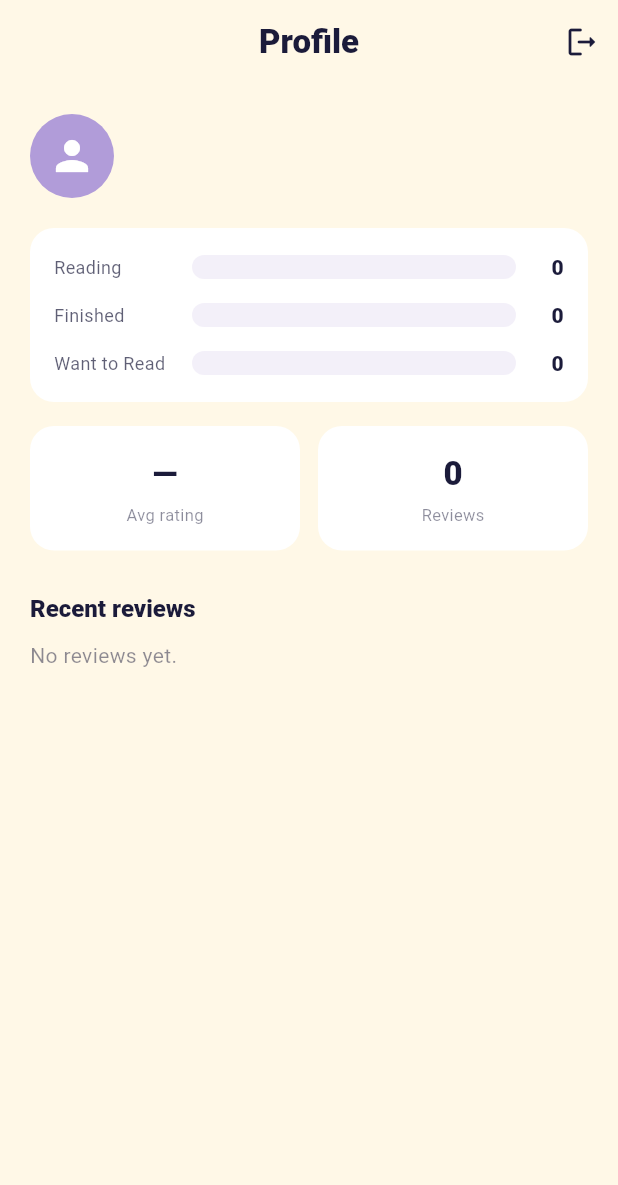
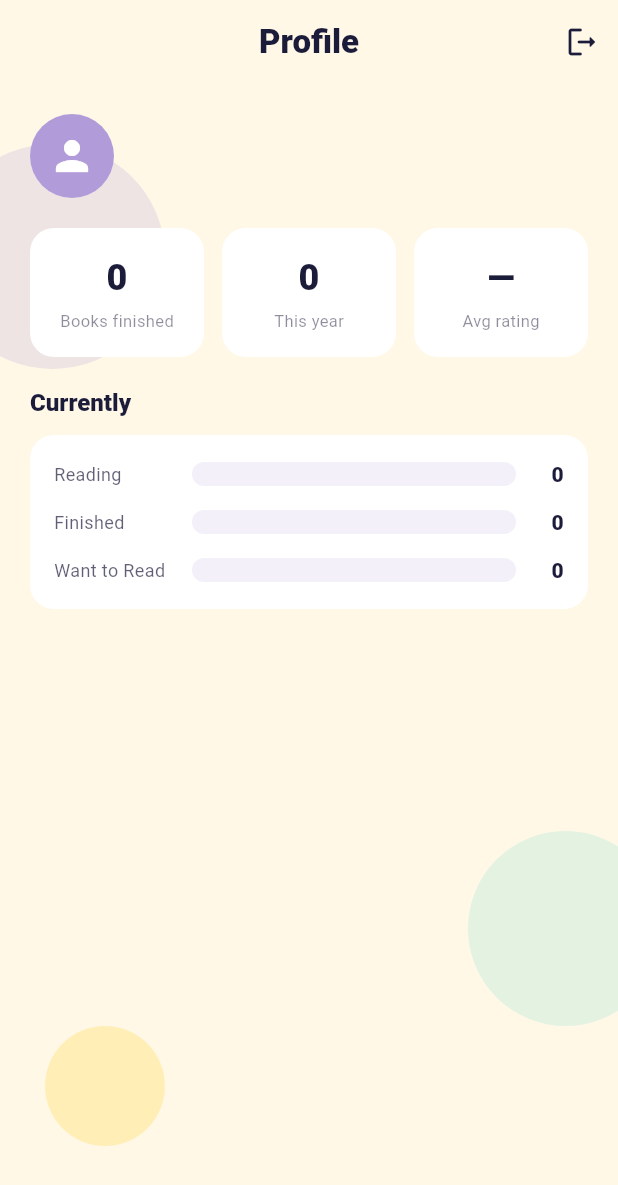
Before and after one commit to NetKanet/myshelf, a Flutter app: the ProfileScreen screen opened directly, on a phone screen of 412 x 824 dp. Shown: the top 1185 px of the screen. Run offline on Flutter 3.47's test engine with Material 3 defaults, Android fonts, the phone set to English and light mode, and no system bars; our stand-ins replace cached_network_image, fl_chart, flutter_riverpod, flutter_svg, go_router, google_sign_in and 1 more; missing offline and left inert: mobile_scanner; accounts and stored records are empty.

Commit message:
feat(v2): UI polish — gradient covers, bubbles, rating-anywhere, dashboard
Addresses a batch of UI feedback:
- Gradient book covers (5-color set) + decorative background bubbles
  (DecoBackground) on auth/shelf/detail/profile
- Book detail: rating moved next to the cover; rating + review now editable
  for ANY status (was finished-only); spec FR-022/023 + scenarios revised
- Shelf: status badge back on every card; year/status sections show a count
- Profile: remove Recent reviews; add headline numbers (finished / this year
  / avg); 'Currently' status bars; bar charts now show value labels (numbers)

flutter analyze: 0 issues. Tests: 16 passing. Verified on simulator.

Co-Authored-By: Claude Opus 4.8 <noreply@anthropic.com>

```diff
--- /dev/null
+++ b/app/lib/core/widgets/deco_background.dart
@@ -0,0 +1,89 @@
+import 'package:flutter/material.dart';
+
+import '../theme/app_theme.dart';
+
+/// Decorative translucent circles behind screen content (design mockup look).
+/// Wrap a screen body: `DecoBackground(child: ...)`.
+class DecoBackground extends StatelessWidget {
+  final Widget child;
+  const DecoBackground({super.key, required this.child});
+
+  @override
+  Widget build(BuildContext context) {
+    return Stack(
+      children: [
+        Positioned.fill(
+          child: IgnorePointer(
+            child: Stack(
+              children: const [
+                _Bubble(
+                    top: 40,
+                    left: -40,
+                    size: 150,
+                    color: AppColors.lavender,
+                    opacity: 0.22),
+                _Bubble(
+                    top: 120,
+                    right: 30,
+                    size: 60,
+                    color: AppColors.coral,
+                    opacity: 0.18),
+                _Bubble(
+                    bottom: 140,
+                    right: -30,
+                    size: 130,
+                    color: AppColors.mint,
+                    opacity: 0.15),
+                _Bubble(
+                    bottom: 60,
+                    left: 30,
+                    size: 80,
+                    color: AppColors.yellow,
+                    opacity: 0.28),
+              ],
+            ),
+          ),
+        ),
+        child,
+      ],
+    );
+  }
+}
+
+class _Bubble extends StatelessWidget {
+  final double? top;
+  final double? left;
+  final double? right;
+  final double? bottom;
+  final double size;
+  final Color color;
+  final double opacity;
+
+  const _Bubble({
+    this.top,
+    this.left,
+    this.right,
+    this.bottom,
+    required this.size,
+    required this.color,
+    required this.opacity,
+  });
+
+  @override
+  Widget build(BuildContext context) {
+    return Positioned(
+      top: top,
+      left: left,
+      right: right,
+      bottom: bottom,
+      child: Container(
+        width: size,
+        height: size,
+        decoration: BoxDecoration(
+          color: color.withValues(alpha: opacity),
+          shape: BoxShape.circle,
+        ),
+      ),
+    );
+  }
+}
--- a/app/lib/features/auth/auth_screen.dart
+++ b/app/lib/features/auth/auth_screen.dart
@@ -3,6 +3,7 @@ import 'package:flutter/material.dart';
 import 'package:flutter_riverpod/flutter_riverpod.dart';
 
 import '../../core/theme/app_theme.dart';
+import '../../core/widgets/deco_background.dart';
 import 'auth_provider.dart';
 import 'widgets/google_logo.dart';
 
@@ -16,7 +17,8 @@ class AuthScreen extends ConsumerWidget {
     final error = state.hasError ? state.error.toString() : null;
 
     return Scaffold(
-      body: SafeArea(
+      body: DecoBackground(
+        child: SafeArea(
         child: Padding(
           padding: const EdgeInsets.symmetric(horizontal: 32),
           child: Column(
@@ -88,6 +90,7 @@ class AuthScreen extends ConsumerWidget {
           ),
         ),
       ),
+      ),
     );
   }
 }
--- a/app/lib/features/profile/profile_screen.dart
+++ b/app/lib/features/profile/profile_screen.dart
@@ -1,9 +1,9 @@
 import 'package:fl_chart/fl_chart.dart';
 import 'package:flutter/material.dart';
 import 'package:flutter_riverpod/flutter_riverpod.dart';
-import 'package:go_router/go_router.dart';
 
 import '../../core/theme/app_theme.dart';
+import '../../core/widgets/deco_background.dart';
 import '../auth/auth_provider.dart';
 import 'profile_provider.dart';
 
@@ -29,94 +29,72 @@ class ProfileScreen extends ConsumerWidget {
           ),
         ],
       ),
-      body: statsAsync.when(
+      body: DecoBackground(
+        child: statsAsync.when(
           loading: () => const Center(child: CircularProgressIndicator()),
           error: (e, _) => Center(child: Text('Error: $e')),
-        data: (s) => ListView(
+          data: (s) {
+            final thisYear = s.finishedByYear
+                .where((e) => e.key == DateTime.now().year)
+                .fold<int>(0, (a, e) => a + e.value);
+            return ListView(
               padding: const EdgeInsets.all(20),
               children: [
                 _Header(name: name, email: user?.email),
                 const SizedBox(height: 20),
-            _StatusBreakdown(s: s),
-            const SizedBox(height: 16),
+                // Headline numbers (reading progress at a glance).
                 Row(
                   children: [
                     Expanded(
                         child: _MiniMetric(
-                    label: 'Avg rating',
-                    child: s.avgRating == null
-                        ? const Text('—',
-                            style: TextStyle(
-                                fontSize: 22,
-                                fontWeight: FontWeight.w800,
-                                color: AppColors.navy))
-                        : _StarsValue(value: s.avgRating!),
-                  ),
-                ),
+                            label: 'Books finished',
+                            child: _BigNumber('${s.finished}'))),
                     const SizedBox(width: 12),
                     Expanded(
                         child: _MiniMetric(
-                    label: 'Reviews',
-                    child: Text('${s.reviewed}',
-                        style: const TextStyle(
-                            fontSize: 22,
-                            fontWeight: FontWeight.w800,
-                            color: AppColors.navy)),
+                            label: 'This year',
+                            child: _BigNumber('$thisYear'))),
+                    const SizedBox(width: 12),
+                    Expanded(
+                      child: _MiniMetric(
+                        label: 'Avg rating',
+                        child: s.avgRating == null
+                            ? _BigNumber('—')
+                            : _BigNumber(s.avgRating!.toStringAsFixed(1)),
                       ),
                     ),
                   ],
                 ),
+                const SizedBox(height: 20),
+                _SectionTitle('Currently'),
+                const SizedBox(height: 12),
+                _StatusBreakdown(s: s),
+                if (s.finished > 0) ...[
                   const SizedBox(height: 24),
-            if (s.finished > 0) ...[
                   _SectionTitle('Finished in ${s.monthlyYear}'),
                   const SizedBox(height: 12),
                   _ChartCard(
                     child: SizedBox(
-                  height: 160,
+                      height: 170,
                       child: _MonthlyChart(months: s.finishedByMonth),
                     ),
                   ),
+                  if (s.finishedByYear.length > 1) ...[
                     const SizedBox(height: 20),
-              if (s.finishedByYear.length > 1) ...[
                     _SectionTitle('Finished per year'),
                     const SizedBox(height: 12),
                     _ChartCard(
                       child: SizedBox(
-                    height: 160,
+                        height: 170,
                         child: _YearlyChart(data: s.finishedByYear),
                       ),
                     ),
-                const SizedBox(height: 20),
                   ],
                 ],
-            const SizedBox(height: 4),
-            _SectionTitle('Recent reviews'),
-            const SizedBox(height: 12),
-            if (s.recentReviews.isEmpty)
-              Text('No reviews yet.',
-                  style:
-                      TextStyle(color: AppColors.navy.withValues(alpha: 0.5)))
-            else
-              ...s.recentReviews.map((ub) => Card(
-                    color: Colors.white,
-                    elevation: 0,
-                    shape: RoundedRectangleBorder(
-                        borderRadius: BorderRadius.circular(12)),
-                    margin: const EdgeInsets.only(bottom: 8),
-                    child: ListTile(
-                      onTap: () => context.push('/book/${ub.id}'),
-                      title: Text(ub.book?.title ?? 'Unknown',
-                          style:
-                              const TextStyle(fontWeight: FontWeight.w700)),
-                      subtitle: Text(ub.review ?? '',
-                          maxLines: 2, overflow: TextOverflow.ellipsis),
-                      trailing: ub.rating != null
-                          ? Text('${ub.rating}★',
-                              style: const TextStyle(color: AppColors.navy))
-                          : null,
-                    ),
-                  )),
+                const SizedBox(height: 24),
               ],
+            );
+          },
         ),
       ),
     );
@@ -278,30 +256,15 @@ class _MiniMetric extends StatelessWidget {
   }
 }
 
-class _StarsValue extends StatelessWidget {
-  final double value;
-  const _StarsValue({required this.value});
+class _BigNumber extends StatelessWidget {
+  final String value;
+  const _BigNumber(this.value);
 
   @override
   Widget build(BuildContext context) {
-    return Row(
-      mainAxisAlignment: MainAxisAlignment.center,
-      children: [
-        ...List.generate(5, (i) {
-          final pos = i + 1;
-          final icon = value >= pos
-              ? Icons.star_rounded
-              : value >= pos - 0.5
-                  ? Icons.star_half_rounded
-                  : Icons.star_outline_rounded;
-          return Icon(icon, size: 16, color: AppColors.yellow);
-        }),
-        const SizedBox(width: 6),
-        Text(value.toStringAsFixed(1),
+    return Text(value,
         style: const TextStyle(
-                fontWeight: FontWeight.w800, color: AppColors.navy)),
-      ],
-    );
+            fontSize: 24, fontWeight: FontWeight.w800, color: AppColors.navy));
   }
 }
 
@@ -326,6 +289,25 @@ const _monthLabels = [
   'J', 'F', 'M', 'A', 'M', 'J', 'J', 'A', 'S', 'O', 'N', 'D'
 ];
 
+/// Always-on value labels above each bar (so the chart shows numbers too).
+BarTouchData _valueLabels() => BarTouchData(
+      enabled: false,
+      touchTooltipData: BarTouchTooltipData(
+        getTooltipColor: (_) => Colors.transparent,
+        tooltipPadding: EdgeInsets.zero,
+        tooltipMargin: 2,
+        getTooltipItem: (group, gi, rod, ri) => rod.toY <= 0
+            ? null
+            : BarTooltipItem(
+                '${rod.toY.toInt()}',
+                const TextStyle(
+                    color: AppColors.navy,
+                    fontWeight: FontWeight.w700,
+                    fontSize: 11),
+              ),
+      ),
+    );
+
 /// Vertical bar chart: finished books per month (Jan..Dec).
 class _MonthlyChart extends StatelessWidget {
   final List<int> months; // length 12
@@ -341,7 +323,7 @@ class _MonthlyChart extends StatelessWidget {
         maxY: maxV + 1,
         borderData: FlBorderData(show: false),
         gridData: const FlGridData(show: false),
-        barTouchData: BarTouchData(enabled: false),
+        barTouchData: _valueLabels(),
         titlesData: FlTitlesData(
           leftTitles:
               const AxisTitles(sideTitles: SideTitles(showTitles: false)),
@@ -363,14 +345,18 @@ class _MonthlyChart extends StatelessWidget {
         ),
         barGroups: [
           for (var i = 0; i < 12; i++)
-            BarChartGroupData(x: i, barRods: [
+            BarChartGroupData(
+              x: i,
+              showingTooltipIndicators: months[i] > 0 ? [0] : [],
+              barRods: [
                 BarChartRodData(
                   toY: months[i].toDouble(),
                   color: AppColors.mint,
                   width: 12,
                   borderRadius: BorderRadius.circular(4),
                 ),
-            ]),
+              ],
+            ),
         ],
       ),
     );
@@ -393,7 +379,7 @@ class _YearlyChart extends StatelessWidget {
         maxY: maxV + 1,
         borderData: FlBorderData(show: false),
         gridData: const FlGridData(show: false),
-        barTouchData: BarTouchData(enabled: false),
+        barTouchData: _valueLabels(),
         titlesData: FlTitlesData(
           leftTitles:
               const AxisTitles(sideTitles: SideTitles(showTitles: false)),
@@ -417,14 +403,18 @@ class _YearlyChart extends StatelessWidget {
         ),
         barGroups: [
           for (var i = 0; i < ordered.length; i++)
-            BarChartGroupData(x: i, barRods: [
+            BarChartGroupData(
+              x: i,
+              showingTooltipIndicators: ordered[i].value > 0 ? [0] : [],
+              barRods: [
                 BarChartRodData(
                   toY: ordered[i].value.toDouble(),
                   color: AppColors.yellow,
                   width: 18,
                   borderRadius: BorderRadius.circular(4),
                 ),
-            ]),
+              ],
+            ),
         ],
       ),
     );
```
Also changed, not shown: app/lib/core/widgets/book_cover.dart (added, +89 -0 lines), app/lib/features/book_detail/book_detail_screen.dart (+37 -62 lines), app/lib/features/shelf/shelf_provider.dart (+17 -9 lines), app/lib/features/shelf/shelf_screen.dart (+17 -6 lines), app/lib/features/shelf/widgets/book_card.dart (+8 -39 lines), 1 other file. Lines whose indentation alone changed are shown as unchanged.
